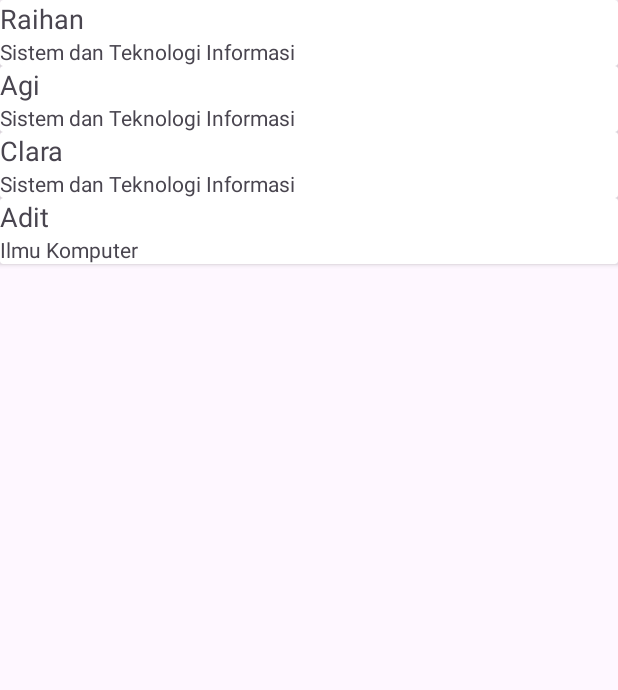
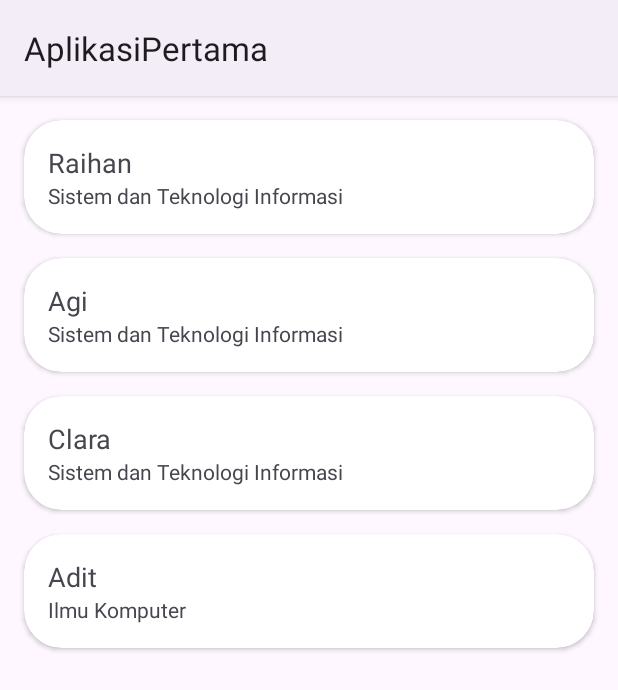
Before and after one commit to 00shiki/AplikasiPertama, an Android app: the ListActivity screen opened directly, with no data from a screen before it, on a phone screen of 412 x 824 dp. Shown: the top 690 px of the screen. Run offline under Robolectric (Android 15) with nearby library versions, the phone set to English and light mode, and no system bars.

Commit message:
change some style

```diff
--- a/app/src/main/res/layout/activity_list.xml
+++ b/app/src/main/res/layout/activity_list.xml
@@ -5,6 +5,7 @@
     android:id="@+id/main"
     android:layout_width="match_parent"
     android:layout_height="match_parent"
+    android:layout_margin="8dp"
     tools:context=".ListActivity">
 
     <androidx.recyclerview.widget.RecyclerView
--- a/app/src/main/res/layout/activity_main.xml
+++ b/app/src/main/res/layout/activity_main.xml
@@ -28,7 +28,7 @@
         app:layout_constraintTop_toBottomOf="@id/tv_hello" />
 
     <EditText
-        android:id="@+id/editTextTextEmailAddress"
+        android:id="@+id/ed_title"
         android:layout_width="wrap_content"
         android:layout_height="wrap_content"
         android:layout_marginTop="16dp"
--- a/app/src/main/res/layout/item_view.xml
+++ b/app/src/main/res/layout/item_view.xml
@@ -1,16 +1,17 @@
 <?xml version="1.0" encoding="utf-8"?>
-<androidx.cardview.widget.CardView
-    xmlns:android="http://schemas.android.com/apk/res/android"
-    xmlns:card_view="http://schemas.android.com/apk/res-auto"
+<androidx.cardview.widget.CardView xmlns:android="http://schemas.android.com/apk/res/android"
+    xmlns:app="http://schemas.android.com/apk/res-auto"
     android:id="@+id/card_view"
-    android:padding="16dp"
     android:layout_width="match_parent"
-    android:layout_height="wrap_content">
+    android:layout_height="wrap_content"
+    android:layout_margin="8dp"
+    app:cardCornerRadius="25dp">
 
-    <LinearLayout
+    <RelativeLayout
         android:layout_width="match_parent"
         android:layout_height="match_parent"
-        android:orientation="vertical">
+        android:padding="16dp">
+
         <TextView
             android:id="@+id/tv_item_name"
             android:textSize="18sp"
@@ -21,7 +22,8 @@
             android:id="@+id/tv_item_major"
             android:textSize="14sp"
             android:layout_width="wrap_content"
-            android:layout_height="wrap_content" />
-    </LinearLayout>
+            android:layout_height="wrap_content"
+            android:layout_below="@+id/tv_item_name" />
+    </RelativeLayout>
 
 </androidx.cardview.widget.CardView>
--- a/app/src/main/res/values-night/themes.xml
+++ b/app/src/main/res/values-night/themes.xml
@@ -1,6 +1,6 @@
 <resources xmlns:tools="http://schemas.android.com/tools">
     <!-- Base application theme. -->
-    <style name="Base.Theme.AplikasiPertama" parent="Theme.Material3.DayNight.NoActionBar">
+    <style name="Base.Theme.AplikasiPertama" parent="Theme.Material3.DayNight">
         <!-- Customize your dark theme here. -->
         <!-- <item name="colorPrimary">@color/my_dark_primary</item> -->
     </style>
--- a/app/src/main/res/values/themes.xml
+++ b/app/src/main/res/values/themes.xml
@@ -1,6 +1,6 @@
 <resources xmlns:tools="http://schemas.android.com/tools">
     <!-- Base application theme. -->
-    <style name="Base.Theme.AplikasiPertama" parent="Theme.Material3.DayNight.NoActionBar">
+    <style name="Base.Theme.AplikasiPertama" parent="Theme.Material3.DayNight">
         <!-- Customize your light theme here. -->
         <!-- <item name="colorPrimary">@color/my_light_primary</item> -->
     </style>
```
